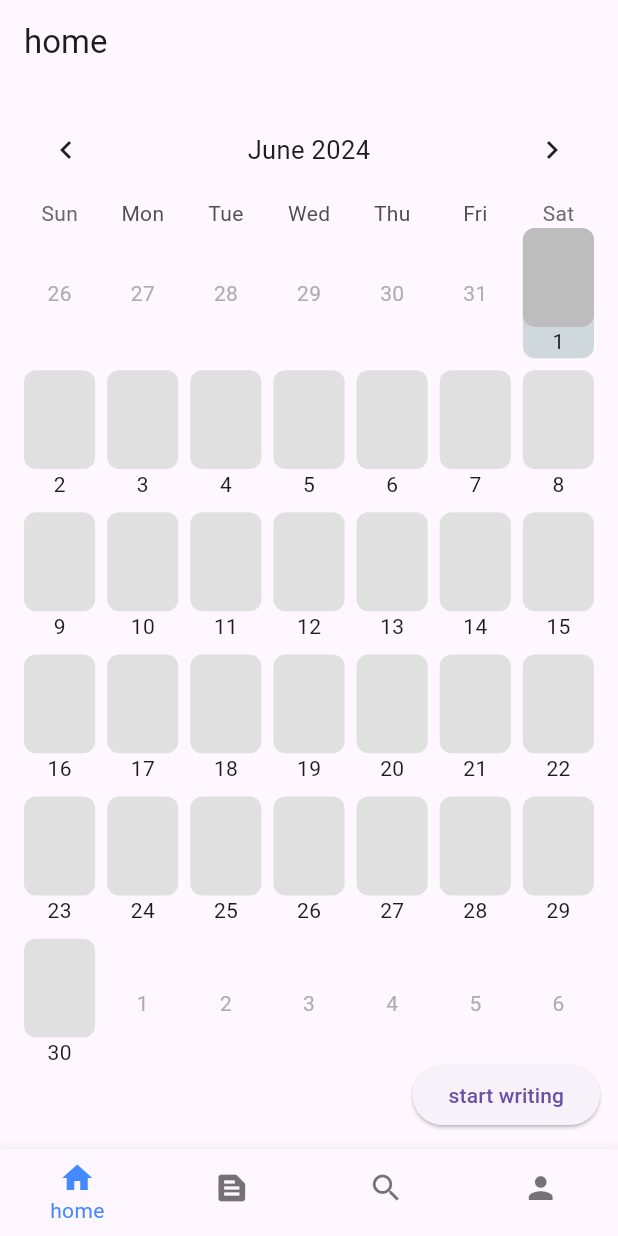
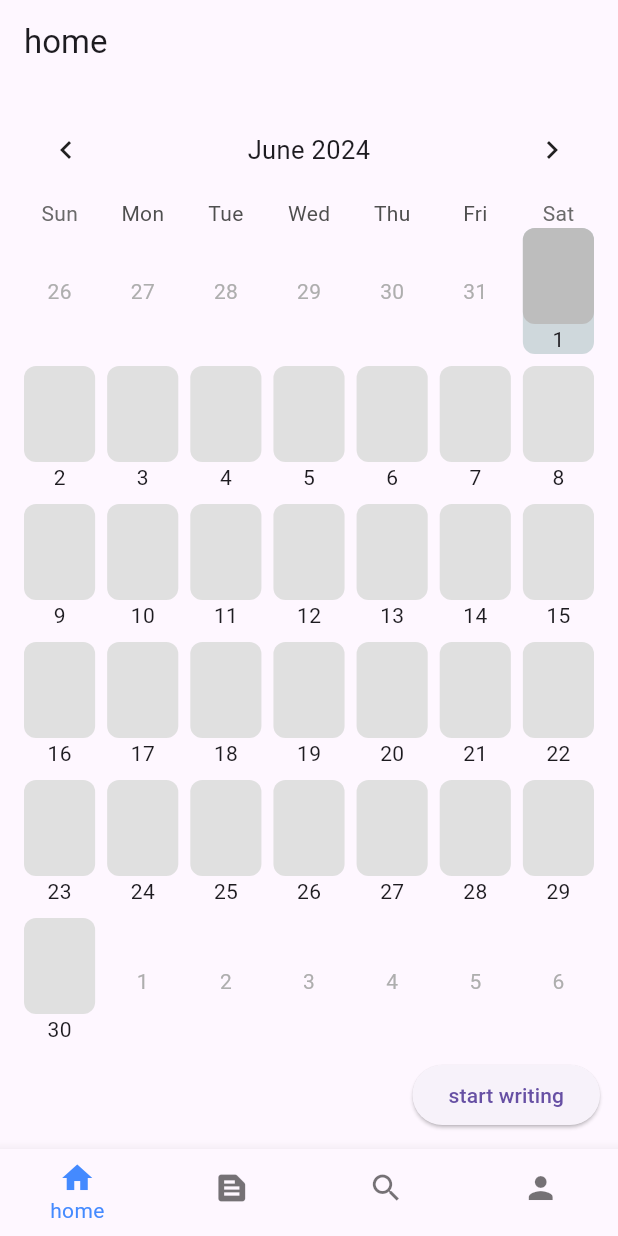
Before and after one commit to Canvas-Diary/Frontend, a Flutter app: the screen it shows after launch, on a phone screen of 412 x 824 dp. Run offline on Flutter 3.47's test engine with Material 3 defaults, Android fonts, the light colour scheme and no system bars; drawn by our look-alikes of table_calendar; our stand-ins replace dio; network calls fail.

Commit message:
feat: 달력 요소 높이 조정

```diff
--- a/lib/screens/home/home_screen.dart
+++ b/lib/screens/home/home_screen.dart
@@ -5,6 +5,7 @@ import 'package:canvas_diary/screens/home/diary_view/diary_screen.dart';
 import 'package:dio/dio.dart';
 import 'package:flutter/cupertino.dart';
 import 'package:flutter/material.dart';
+import 'package:flutter/widgets.dart';
 import 'package:provider/provider.dart';
 import 'package:table_calendar/table_calendar.dart';
 
@@ -114,7 +115,7 @@ class _HomeScreenState extends State<HomeScreen> {
           onPageChanged: (focusedDay) {
             _focusedDay = focusedDay;
           },
-          rowHeight: MediaQuery.of(context).size.height * 0.115,
+          rowHeight: (MediaQuery.of(context).size.height-MediaQuery.of(context).padding.top - MediaQuery.of(context).padding.bottom -24) * 0.115,
           calendarBuilders: CalendarBuilders(
             defaultBuilder: (context, day, focusedDay) {
               bool hasEvent = Events[day]?.isNotEmpty ?? false;
@@ -124,8 +125,8 @@ class _HomeScreenState extends State<HomeScreen> {
                 child: Column(
                   mainAxisAlignment: MainAxisAlignment.start,
                   children: [
-                    Container(
-                      height: MediaQuery.of(context).size.height * 0.08,
+                    Expanded(
+                      child: Container(
                         decoration: BoxDecoration(
                           borderRadius: BorderRadius.circular(8.0),
                           color: Colors.grey[300],
@@ -139,6 +140,7 @@ class _HomeScreenState extends State<HomeScreen> {
                                 ),
                               )
                             : null,
+                      ),
                     ),
                     Text(
                       '${day.day}',
@@ -159,8 +161,8 @@ class _HomeScreenState extends State<HomeScreen> {
                 child: Column(
                   mainAxisAlignment: MainAxisAlignment.start,
                   children: [
-                    Container(
-                      height: MediaQuery.of(context).size.height * 0.08,
+                    Expanded(
+                      child: Container(
                         decoration: BoxDecoration(
                           borderRadius: BorderRadius.circular(8.0),
                           color: Colors.grey[400],
@@ -174,6 +176,7 @@ class _HomeScreenState extends State<HomeScreen> {
                                 ),
                               )
                             : null,
+                      ),
                     ),
                     Text(
                       '${day.day}',
@@ -194,8 +197,8 @@ class _HomeScreenState extends State<HomeScreen> {
                 child: Column(
                   mainAxisAlignment: MainAxisAlignment.start,
                   children: [
-                    Container(
-                      height: MediaQuery.of(context).size.height * 0.08,
+                    Expanded(
+                      child: Container(
                         decoration: BoxDecoration(
                           borderRadius: BorderRadius.circular(8.0),
                           color: Colors.grey[400],
@@ -209,6 +212,7 @@ class _HomeScreenState extends State<HomeScreen> {
                                 ),
                               )
                             : null,
+                      ),
                     ),
                     Text(
                       '${day.day}',
```
Lines whose indentation alone changed are shown as unchanged.
